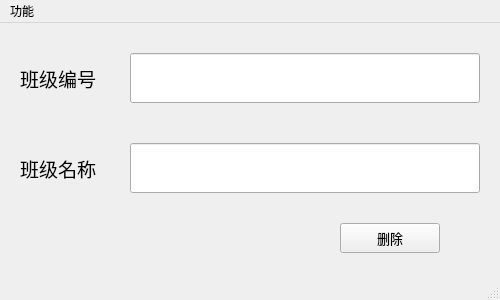
Before: the Qt Designer form cdeleteclasswindow.ui in QJustice/RandomCallPlus, drawn with Qt 5.
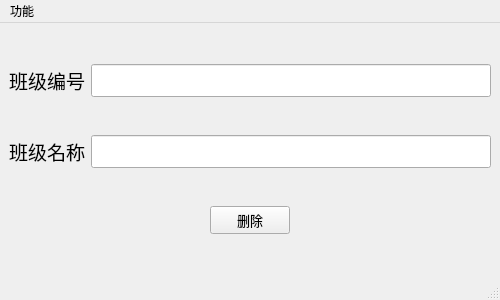
After: the same form once the commit is applied.

Diff of the .ui file:
```diff
--- a/cdeleteclasswindow.ui
+++ b/cdeleteclasswindow.ui
@@ -14,48 +14,23 @@
    <string>MainWindow</string>
   </property>
   <widget class="QWidget" name="centralwidget">
-   <widget class="QLineEdit" name="classNamEdi">
-    <property name="geometry">
-     <rect>
-      <x>130</x>
-      <y>120</y>
-      <width>350</width>
-      <height>50</height>
-     </rect>
-    </property>
+   <layout class="QVBoxLayout" name="verticalLayout">
+    <item>
+     <layout class="QHBoxLayout" name="horizontalLayout">
+      <item>
+       <widget class="QLabel" name="classNumLab">
     <property name="font">
      <font>
-      <pointsize>16</pointsize>
-     </font>
-    </property>
-   </widget>
-   <widget class="QPushButton" name="delClaBtn">
-    <property name="geometry">
-     <rect>
-      <x>340</x>
-      <y>200</y>
-      <width>100</width>
-      <height>30</height>
-     </rect>
-    </property>
-    <property name="font">
-     <font>
-      <pointsize>10</pointsize>
+          <pointsize>14</pointsize>
      </font>
     </property>
     <property name="text">
-     <string>删除</string>
-    </property>
-   </widget>
+         <string>班级编号</string>
+        </property>
+       </widget>
+      </item>
+      <item>
    <widget class="QLineEdit" name="classNumEdi">
-    <property name="geometry">
-     <rect>
-      <x>130</x>
-      <y>30</y>
-      <width>350</width>
-      <height>50</height>
-     </rect>
-    </property>
     <property name="font">
      <font>
       <pointsize>16</pointsize>
@@ -65,15 +40,13 @@
      <string/>
     </property>
    </widget>
+      </item>
+     </layout>
+    </item>
+    <item>
+     <layout class="QHBoxLayout" name="horizontalLayout_2">
+      <item>
    <widget class="QLabel" name="classNamLab">
-    <property name="geometry">
-     <rect>
-      <x>20</x>
-      <y>120</y>
-      <width>100</width>
-      <height>50</height>
-     </rect>
-    </property>
     <property name="font">
      <font>
       <pointsize>14</pointsize>
@@ -83,24 +56,61 @@
      <string>班级名称</string>
     </property>
    </widget>
-   <widget class="QLabel" name="classNumLab">
-    <property name="geometry">
-     <rect>
-      <x>20</x>
-      <y>30</y>
-      <width>100</width>
-      <height>50</height>
-     </rect>
-    </property>
+      </item>
+      <item>
+       <widget class="QLineEdit" name="classNamEdi">
+        <property name="font">
+         <font>
+          <pointsize>16</pointsize>
+         </font>
+        </property>
+       </widget>
+      </item>
+     </layout>
+    </item>
+    <item>
+     <layout class="QHBoxLayout" name="horizontalLayout_3">
+      <item>
+       <spacer name="horizontalSpacer">
+        <property name="orientation">
+         <enum>Qt::Horizontal</enum>
+        </property>
+        <property name="sizeHint" stdset="0">
+         <size>
+          <width>40</width>
+          <height>20</height>
+         </size>
+        </property>
+       </spacer>
+      </item>
+      <item>
+       <widget class="QPushButton" name="delClaBtn">
     <property name="font">
      <font>
-      <pointsize>14</pointsize>
+          <pointsize>10</pointsize>
      </font>
     </property>
     <property name="text">
-     <string>班级编号</string>
-    </property>
-   </widget>
+         <string>删除</string>
+        </property>
+       </widget>
+      </item>
+      <item>
+       <spacer name="horizontalSpacer_2">
+        <property name="orientation">
+         <enum>Qt::Horizontal</enum>
+        </property>
+        <property name="sizeHint" stdset="0">
+         <size>
+          <width>40</width>
+          <height>20</height>
+         </size>
+        </property>
+       </spacer>
+      </item>
+     </layout>
+    </item>
+   </layout>
   </widget>
   <widget class="QMenuBar" name="menubar">
    <property name="geometry">
```
Left out of the diff: 2 changed lines with no effect on the pictures. Lines whose indentation alone changed are shown as unchanged.
